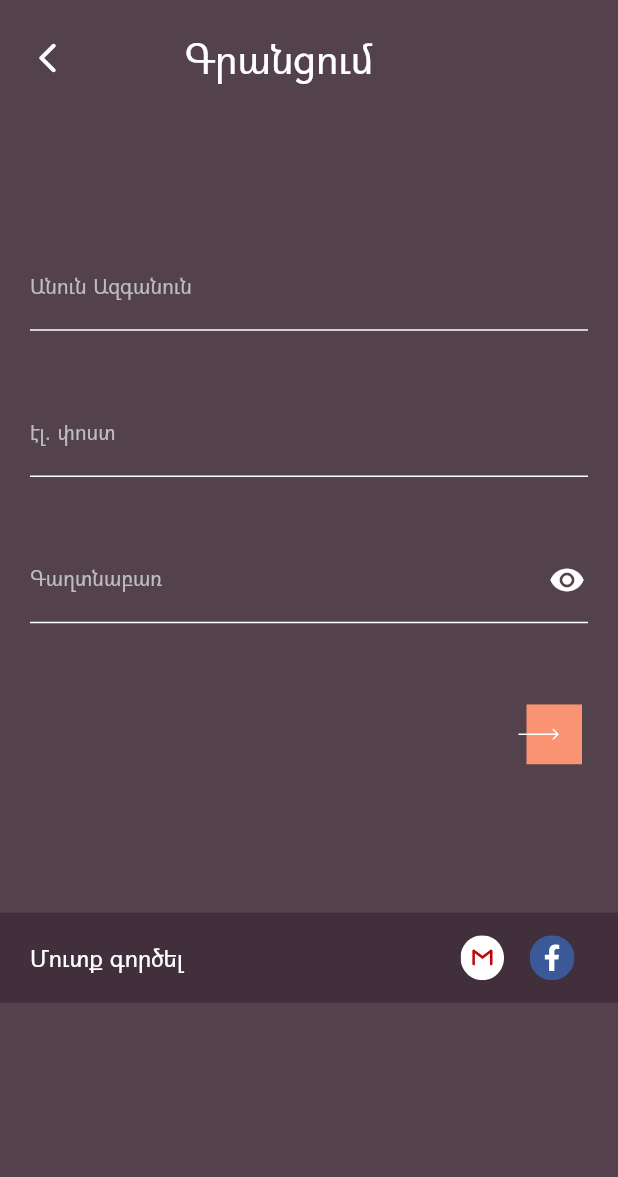
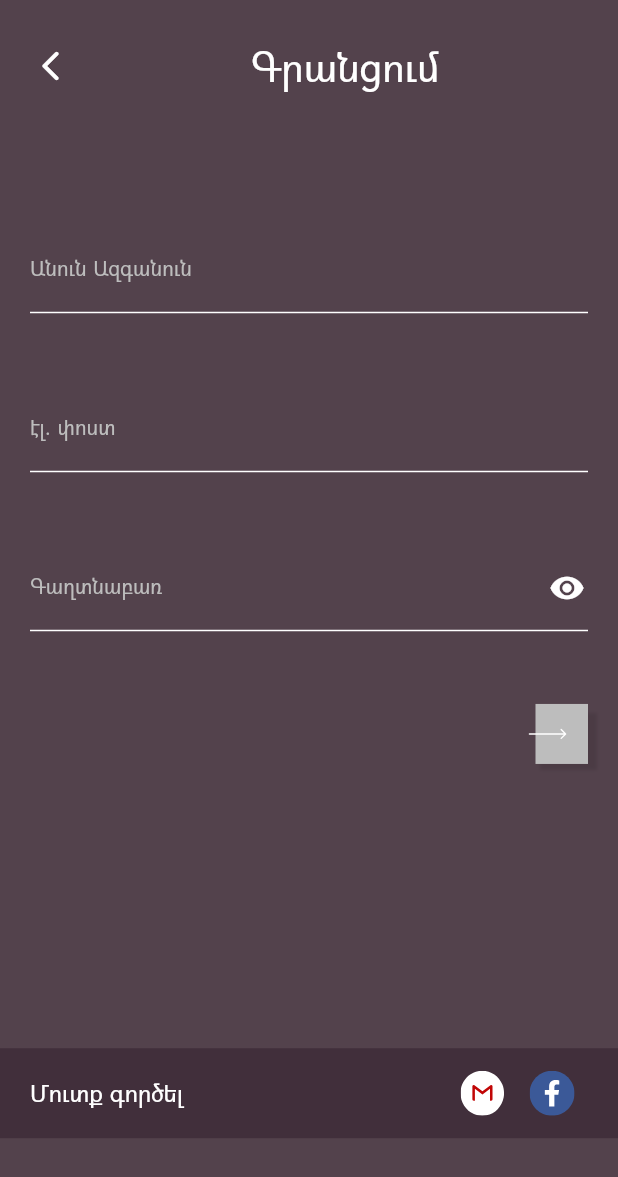
Before and after one commit to KillerCCD/mashotz.org_Dav, a Flutter app: the screen it shows after launch, after a tap on "Գրանցվել հիմա", on a phone screen of 412 x 824 dp. Shown: the top 1177 px of the screen. Run offline on Flutter 3.47's test engine with Material 2 defaults, Android fonts, the phone set to English and light mode, and no system bars; our stand-ins replace bloc, equatable, flutter_svg; network calls fail.

Commit message:
login_finish

```diff
--- a/lib/config/palette.dart
+++ b/lib/config/palette.dart
@@ -2,9 +2,10 @@ import 'package:flutter/material.dart';
 
 class Palette {
   static const Color labelText = Color.fromRGBO(189, 189, 189, 1);
-  static const Color cursos = Color.fromRGBO(251, 196, 102, 1);
+  static const Color cursor = Color.fromRGBO(251, 196, 102, 1);
   static const Color textOrLine = Color.fromRGBO(255, 255, 255, 1);
-
+  static const Color disableButton = Color.fromRGBO(189, 189, 189, 1);
+  static const Color whenTapedButton = Color.fromRGBO(251, 196, 102, 1);
   static const Color main = Color.fromRGBO(250, 147, 114, 1);
 
   static const Color barColor = Color.fromRGBO(65, 47, 59, 1);
--- a/lib/domens/blocs/Login/login_bloc.dart
+++ b/lib/domens/blocs/Login/login_bloc.dart
@@ -7,7 +7,7 @@ import 'package:mashtoz_flutter/domens/repository/login_service.dart';
 class LoginBloc extends Bloc<LoginEvent, LoginState> {
   final LoginService loginService;
 
-  LoginBloc({required this.loginService}) : super(LoginInitial()) {
+  LoginBloc({required this.loginService}) : super(const LoginInitial()) {
     on<UserNameChanged>(onChanged);
     on<ButtonPressed>(onPressed);
   }
--- a/lib/domens/repository/book_service.dart
+++ b/lib/domens/repository/book_service.dart
@@ -19,6 +19,7 @@ class BookRepository {
     } catch (e) {
       print(e);
     }
+    return null;
   }
 
 }
--- a/lib/domens/repository/login_service.dart
+++ b/lib/domens/repository/login_service.dart
@@ -24,5 +24,6 @@ class LoginService {
     } catch (e) {
       print(e);
     }
+    return null;
   }
 }
--- a/lib/main.dart
+++ b/lib/main.dart
@@ -1,5 +1,6 @@
 import 'package:flutter/material.dart';
 import 'package:mashtoz_flutter/ui/widgets/login_screen/login_screen.dart';
+import 'package:mashtoz_flutter/ui/widgets/singup_screen/singup_screen.dart';
 
 import 'ui/widgets/login_screen/login_screen.dart';
 
--- a/lib/ui/widgets/forgot_screen/forgot_form.dart
+++ b/lib/ui/widgets/forgot_screen/forgot_form.dart
@@ -1,7 +1,5 @@
 import 'package:flutter/material.dart';
 import 'package:mashtoz_flutter/config/palette.dart';
-import 'package:mashtoz_flutter/ui/widgets/buttons/facebook_gmail_buttons.dart';
-import 'package:mashtoz_flutter/ui/widgets/login_screen/login_screen.dart';
 
 class ForgotForm extends StatefulWidget {
   const ForgotForm({Key? key}) : super(key: key);
@@ -40,7 +38,7 @@ class _EmailIput extends StatelessWidget {
   @override
   Widget build(BuildContext context) {
     return TextFormField(
-      cursorColor: Palette.main,
+      cursorColor: Palette.cursor,
       decoration: const InputDecoration(
         focusedBorder: UnderlineInputBorder(
             borderSide: BorderSide(color: Palette.textOrLine)),
@@ -86,21 +84,3 @@ class _LoginButton extends StatelessWidget {
     );
   }
 }
-
-class _ForgotButton extends StatelessWidget {
-  const _ForgotButton({Key? key}) : super(key: key);
-  @override
-  Widget build(BuildContext context) {
-    return TextButton(
-      onPressed: () {
-        print('object');
-      },
-      child: const Text(
-        'Մոռացե՞լ եք գաղտնաբառը',
-        style: TextStyle(
-            fontSize: 12, fontFamily: 'Grapalat', color: Palette.main),
-      ),
-      style: TextButton.styleFrom(padding: const EdgeInsets.only(right: 40)),
-    );
-  }
-}
--- a/lib/ui/widgets/forgot_screen/forgot_screen.dart
+++ b/lib/ui/widgets/forgot_screen/forgot_screen.dart
@@ -24,15 +24,22 @@ class ForgotScreen extends StatelessWidget {
               Padding(
                 padding: const EdgeInsets.all(20.0),
                 child: Row(
-                  children: const [
-                    Icon(
-                      Icons.arrow_back_ios_rounded,
-                      color: Palette.textOrLine,
+                  children: [
+                    IconButton(
+                      padding: const EdgeInsets.only(right: 20),
+                      splashRadius: 0.1,
+                      onPressed: () {
+                        Navigator.pop(context);
+                      },
+                      icon: const Icon(
+                        Icons.arrow_back_ios_rounded,
+                        color: Palette.textOrLine,
+                      ),
                     ),
-                    SizedBox(
+                    const SizedBox(
                       width: 35,
                     ),
-                    Text(
+                    const Text(
                       'Մոռացել եք\n գաղտնաբառը',
                       textAlign: TextAlign.center,
                       style: TextStyle(
--- a/lib/ui/widgets/login_screen/login_form.dart
+++ b/lib/ui/widgets/login_screen/login_form.dart
@@ -1,6 +1,7 @@
 // ignore_for_file: no_logic_in_create_state
 
 import 'package:flutter/material.dart';
+import 'package:flutter_svg/svg.dart';
 import 'package:mashtoz_flutter/config/palette.dart';
 import 'package:mashtoz_flutter/ui/widgets/forgot_screen/forgot_screen.dart';
 import 'package:mashtoz_flutter/ui/widgets/singup_screen/singup_screen.dart';
@@ -17,30 +18,39 @@ class LoginForm extends StatefulWidget {
 class _LoginFormState extends State<LoginForm> {
   @override
   Widget build(BuildContext context) {
+    var screenSize = MediaQuery.of(context).size;
+    print("width : ${screenSize.width}");
+    print("width : ${screenSize.height}");
     return GestureDetector(
       onTap: () => FocusScope.of(context).unfocus(),
+      child: SingleChildScrollView(
         child: Column(
           children: [
             Padding(
               padding: const EdgeInsets.only(left: 20.0, right: 20.0),
               child: Column(
                 children: [
-                const SizedBox(height: 86.0),
+                  SizedBox(height: screenSize.height / 15),
                   const _LoginIput(),
-                const SizedBox(height: 40.0),
+                  SizedBox(height: screenSize.height / 15),
                   const PasswordInput(),
-                const SizedBox(height: 52.0),
-                Row(children: const [
+                  SizedBox(height: screenSize.height / 15),
+                  Row(
+                      mainAxisAlignment: MainAxisAlignment.spaceBetween,
+                      children: const [
                         _ForgotButton(),
-                  SizedBox(width: 83.0),
                         _LoginButton(),
                       ]),
-                const SizedBox(height: 140.0),
                 ],
               ),
             ),
+
+            // Text(
+            //     'width : ${screenSize.width} , height: ${screenSize.height / 10.6}'),
+            SizedBox(height: screenSize.height * 0.3),
             _ComplexButton(),
           ],
+        ),
       ),
     );
   }
@@ -52,7 +62,7 @@ class _LoginIput extends StatelessWidget {
   @override
   Widget build(BuildContext context) {
     return TextFormField(
-      cursorColor: Palette.main,
+      cursorColor: Palette.cursor,
       decoration: const InputDecoration(
         focusedBorder: UnderlineInputBorder(
             borderSide: BorderSide(color: Palette.textOrLine)),
@@ -89,7 +99,7 @@ class _PasswordInputState extends State<PasswordInput> {
   @override
   Widget build(BuildContext context) {
     return TextFormField(
-      cursorColor: Palette.main,
+      cursorColor: Palette.cursor,
       decoration: InputDecoration(
         focusedBorder: const UnderlineInputBorder(
             borderSide: BorderSide(color: Color.fromRGBO(255, 255, 255, 1))),
@@ -120,30 +130,73 @@ class _PasswordInputState extends State<PasswordInput> {
   }
 }
 
-class _LoginButton extends StatelessWidget {
+class _LoginButton extends StatefulWidget {
   const _LoginButton({Key? key}) : super(key: key);
+
+  @override
+  State<_LoginButton> createState() => _LoginButtonState();
+}
+
+class _LoginButtonState extends State<_LoginButton> {
+  bool _isActive = false;
+  void isActive() {
+    setState(() {
+      _isActive = !_isActive;
+    });
+  }
 
   @override
   Widget build(BuildContext context) {
     return SizedBox(
       width: 47,
-      child: RawMaterialButton(
-        onPressed: () {
-          print('dadas');
-        },
       child: Row(
         mainAxisAlignment: MainAxisAlignment.end,
         // mainAxisSize: MainAxisSize.min,
-          children: const [
+        children: [
           SizedBox(
-              width: 47,
-              height: 50,
-              child: Image(
-                image: AssetImage("assets/images/login_button.png"),
+            width: 40,
+            height: 40,
+            child: Stack(
+              //fit: StackFit.expand,
+              alignment: Alignment.centerRight,
+              //overflow: Overflow.visible,
+              children: [
+                /// bottom
+                Container(
+                  width: 40,
+                  height: 40,
+                  // color: Colors.orange,
+                  decoration: const BoxDecoration(boxShadow: [
+                    BoxShadow(
+                      color: Color.fromRGBO(0, 0, 0, 0.1),
+                      spreadRadius: -1,
+                      blurRadius: 1,
+                      offset: Offset(7, 5),
+                    ),
+                  ]),
+                ),
+                Container(
+                  width: 35,
+                  height: 40,
+                  color: _isActive ? Palette.main : Palette.disableButton,
+                  child: RawMaterialButton(
+                    splashColor: Palette.whenTapedButton,
+                    onPressed: isActive,
+                  ),
+                ),
+                Align(
+                  alignment: Alignment.centerLeft,
+                  child: SizedBox(
+                    width: 26,
+                    child: SvgPicture.asset('assets/images/Vector 81.svg'),
+                  ),
+                ),
+
+                /// top
+              ],
             ),
           ),
         ],
-        ),
       ),
     );
   }
@@ -164,7 +217,10 @@ class _ForgotButton extends StatelessWidget {
         style: TextStyle(
             fontSize: 12, fontFamily: 'Grapalat', color: Palette.main),
       ),
-      style: TextButton.styleFrom(padding: const EdgeInsets.only(right: 40)),
+      style: TextButton.styleFrom(
+        primary: Colors.amber,
+        padding: const EdgeInsets.only(right: 40),
+      ),
     );
   }
 }
@@ -172,11 +228,12 @@ class _ForgotButton extends StatelessWidget {
 class _ComplexButton extends StatelessWidget {
   @override
   Widget build(BuildContext context) {
+    var screenSize = MediaQuery.of(context).size;
     return Row(
       children: [
         Expanded(
           child: Container(
-            height: 60.0,
+            height: screenSize.height / 15,
             color: Palette.barColor,
             child: Padding(
               padding: const EdgeInsets.only(left: 20.0, right: 20.0),
--- a/lib/ui/widgets/login_screen/login_screen.dart
+++ b/lib/ui/widgets/login_screen/login_screen.dart
@@ -28,7 +28,10 @@ class LoginScreen extends StatelessWidget {
                   fit: BoxFit.cover,
                 ),
               ),
+
               LoginForm(),
+
+              // TextButton(onPressed: () => '', child: Text('cik'))
             ],
           ),
         ),
--- a/lib/ui/widgets/singup_screen/signup_form.dart
+++ b/lib/ui/widgets/singup_screen/signup_form.dart
@@ -1,5 +1,3 @@
-// ignore_for_file: no_logic_in_create_state
-
 import 'package:flutter/material.dart';
 import 'package:flutter_svg/flutter_svg.dart';
 import 'package:mashtoz_flutter/config/palette.dart';
@@ -16,6 +14,7 @@ class SignupForm extends StatefulWidget {
 class _SignupFormState extends State<SignupForm> {
   @override
   Widget build(BuildContext context) {
+    var screenSize = MediaQuery.of(context).size;
     return GestureDetector(
       onTap: () => FocusScope.of(context).unfocus(),
       child: Column(
@@ -23,21 +22,21 @@ class _SignupFormState extends State<SignupForm> {
           Padding(
             padding: const EdgeInsets.only(left: 20.0, right: 20.0),
             child: Column(
-              children: const [
-                SizedBox(height: 86.0),
-                _FullNameInput(),
-                SizedBox(height: 40.0),
-                _EmailIput(),
-                SizedBox(height: 40.0),
-                PasswordInput(),
-                SizedBox(height: 52.0),
-                // Row(children: const [
-
-                // ]),
-                Align(alignment: Alignment.centerRight, child: _LoginButton()),
-                SizedBox(height: 93.0),
+              children: [
+                SizedBox(height: screenSize.height / 13),
+                const _FullNameInput(),
+                SizedBox(height: screenSize.height / 17),
+                const _EmailIput(),
+                SizedBox(height: screenSize.height / 17),
+                const PasswordInput(),
+                SizedBox(height: screenSize.height / 17),
+                const Align(
+                    alignment: Alignment.centerRight, child: _LoginButton()),
               ],
             ),
+          ),
+          SizedBox(
+            height: screenSize.height * 0.23,
           ),
           _ComplexButton(),
         ],
@@ -52,7 +51,7 @@ class _EmailIput extends StatelessWidget {
   @override
   Widget build(BuildContext context) {
     return TextFormField(
-      cursorColor: Palette.main,
+      cursorColor: Palette.cursor,
       decoration: const InputDecoration(
         focusedBorder: UnderlineInputBorder(
             borderSide: BorderSide(color: Palette.textOrLine)),
@@ -76,7 +75,7 @@ class _FullNameInput extends StatelessWidget {
   @override
   Widget build(BuildContext context) {
     return TextFormField(
-      cursorColor: Palette.main,
+      cursorColor: Palette.cursor,
       decoration: const InputDecoration(
         focusedBorder: UnderlineInputBorder(
             borderSide: BorderSide(color: Palette.textOrLine)),
@@ -113,7 +112,7 @@ class _PasswordInputState extends State<PasswordInput> {
   @override
   Widget build(BuildContext context) {
     return TextFormField(
-      cursorColor: Palette.main,
+      cursorColor: Palette.cursor,
       decoration: InputDecoration(
         focusedBorder: const UnderlineInputBorder(
             borderSide: BorderSide(color: Color.fromRGBO(255, 255, 255, 1))),
@@ -144,29 +143,73 @@ class _PasswordInputState extends State<PasswordInput> {
   }
 }
 
-class _LoginButton extends StatelessWidget {
+class _LoginButton extends StatefulWidget {
   const _LoginButton({Key? key}) : super(key: key);
 
   @override
+  State<_LoginButton> createState() => _LoginButtonState();
+}
+
+class _LoginButtonState extends State<_LoginButton> {
+  bool _isActive = false;
+  void isActive() {
+    setState(() {
+      _isActive = !_isActive;
+    });
+  }
+
+  @override
   Widget build(BuildContext context) {
-    bool inActive = false;
     return SizedBox(
       width: 47,
-      child: RawMaterialButton(
-        onPressed: () {
-          print('dadas');
-        },
-        child: Row(
-          mainAxisAlignment: MainAxisAlignment.end,
-          // mainAxisSize: MainAxisSize.min,
-          children: [
-            SvgPicture.asset(
-              "assets/images/mains_button.svg",
+      child: Row(
+        mainAxisAlignment: MainAxisAlignment.end,
+        // mainAxisSize: MainAxisSize.min,
+        children: [
+          SizedBox(
+            width: 40,
+            height: 40,
+            child: Stack(
+              //fit: StackFit.expand,
+              alignment: Alignment.centerRight,
+              //overflow: Overflow.visible,
+              children: [
+                /// bottom
+                Container(
+                  width: 40,
+                  height: 40,
+                  // color: Colors.orange,
+                  decoration: const BoxDecoration(boxShadow: [
+                    BoxShadow(
+                      color: Color.fromRGBO(0, 0, 0, 0.1),
+                      spreadRadius: -1,
+                      blurRadius: 1,
+                      offset: Offset(7, 5),
+                    ),
+                  ]),
+                ),
+                Container(
+                  width: 35,
+                  height: 40,
+                  color: _isActive ? Palette.main : Palette.disableButton,
+                  child: RawMaterialButton(
+                    splashColor: Palette.whenTapedButton,
+                    onPressed: isActive,
+                  ),
+                ),
+                Align(
+                  alignment: Alignment.centerLeft,
+                  child: SizedBox(
+                    width: 26,
+                    child: SvgPicture.asset('assets/images/Vector 81.svg'),
+                  ),
+                ),
 
-              // color: Color.fromRGBO(189, 189, 189, 1),
+                /// top
+              ],
             ),
-          ],
-        ),
+          ),
+        ],
       ),
     );
   }
--- a/lib/ui/widgets/singup_screen/singup_screen.dart
+++ b/lib/ui/widgets/singup_screen/singup_screen.dart
@@ -1,6 +1,5 @@
 import 'package:flutter/material.dart';
 import 'package:mashtoz_flutter/config/palette.dart';
-import 'package:mashtoz_flutter/ui/widgets/login_screen/login_form.dart';
 import 'package:mashtoz_flutter/ui/widgets/singup_screen/signup_form.dart';
 
 class SignupScreen extends StatelessWidget {
@@ -24,20 +23,34 @@ class SignupScreen extends StatelessWidget {
               Padding(
                 padding: const EdgeInsets.all(20.0),
                 child: Row(
-                  children: const [
-                    Icon(
+                  children: [
+                    // const Icon(
+                    //   Icons.arrow_back_ios_rounded,
+                    //   color: Palette.textOrLine,
+                    // ),
+                    IconButton(
+                      padding: const EdgeInsets.only(right: 20),
+                      splashRadius: 0.1,
+                      onPressed: () {
+                        Navigator.pop(context);
+                      },
+                      icon: const Icon(
                         Icons.arrow_back_ios_rounded,
                         color: Palette.textOrLine,
                       ),
-                    SizedBox(
-                      width: 79,
                     ),
-                    Text(
+                    const Expanded(
+                      flex: 1,
+                      child: Align(
+                        alignment: Alignment.center,
+                        child: Text(
                           'Գրանցում',
                           style: TextStyle(
                               fontSize: 27,
                               fontFamily: 'Grapalat',
                               color: Palette.textOrLine),
+                        ),
+                      ),
                     ),
                   ],
                 ),
```
Also changed, not shown: assets/images/Vector 81.svg (added). Lines whose indentation alone changed are shown as unchanged.
